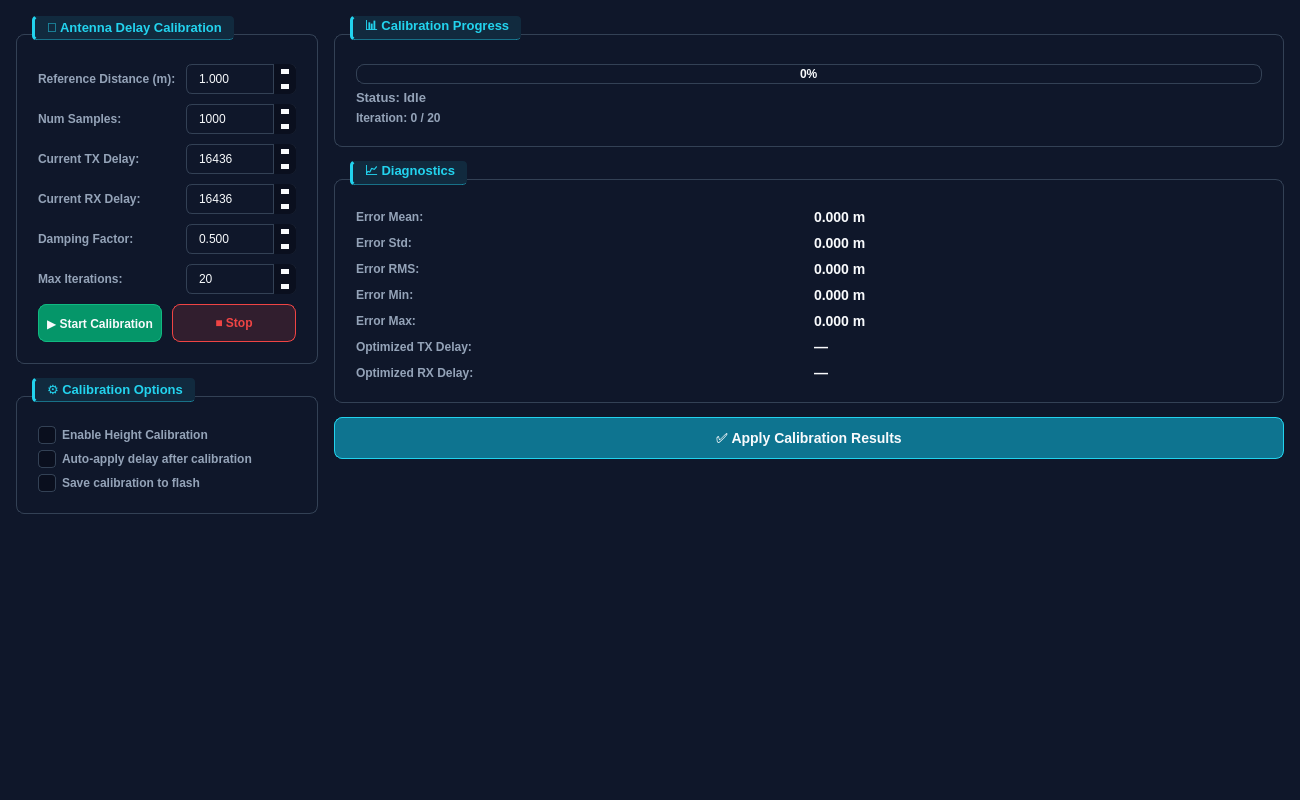
The window that software/uwb_rtls_studio/views/ui/calibration_tab.ui (phuongmt08/uwb-rtls) describes before a commit, drawn with Qt 5.
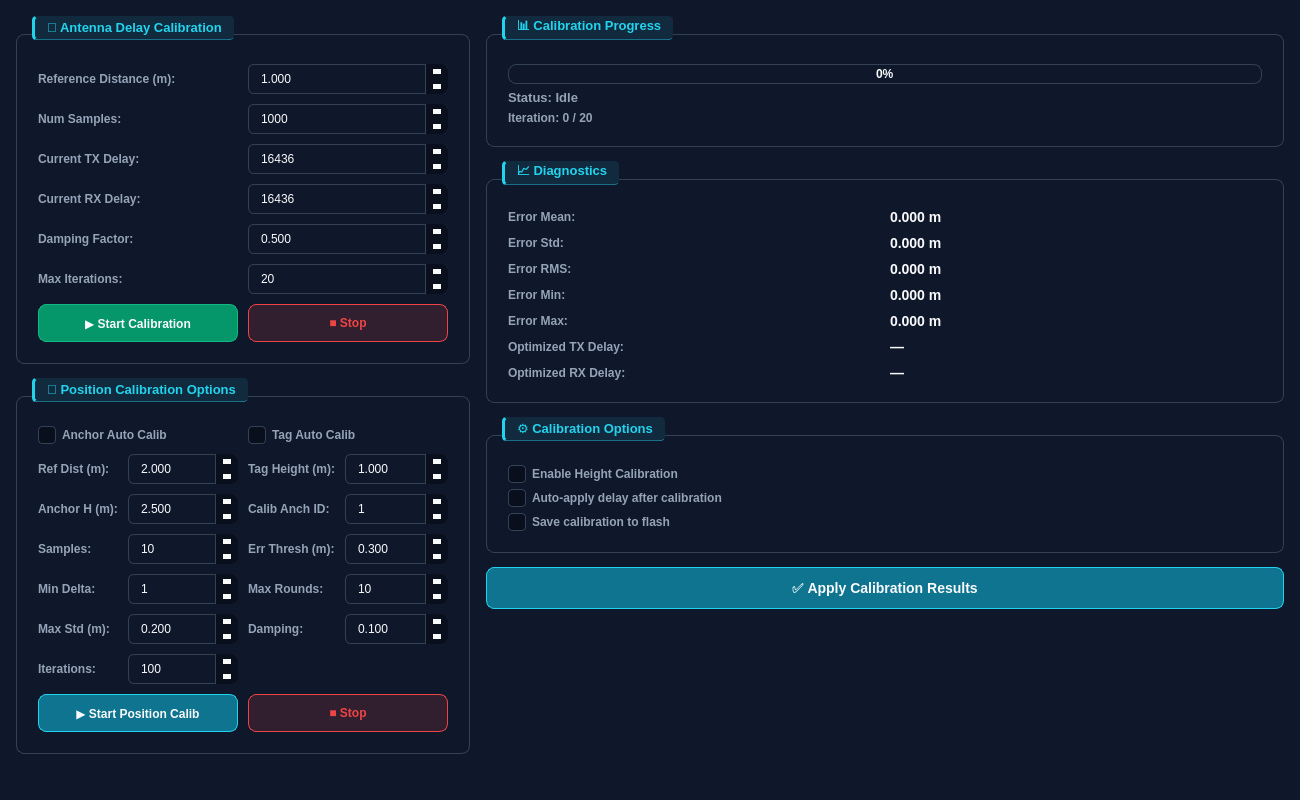
The same window after the commit. Icons and pictures are not drawn.

The edit to the form file:
```diff
--- a/software/uwb_rtls_studio/views/ui/calibration_tab.ui
+++ b/software/uwb_rtls_studio/views/ui/calibration_tab.ui
@@ -223,12 +223,224 @@
          </item>
          <!-- Calibration Options -->
          <item>
-          <widget class="QGroupBox" name="opts_group">
-           <property name="title"><string>⚙ Calibration Options</string></property>
-           <layout class="QVBoxLayout" name="opts_layout">
-            <item><widget class="QCheckBox" name="chk_height"><property name="text"><string>Enable Height Calibration</string></property></widget></item>
-            <item><widget class="QCheckBox" name="chk_auto_apply"><property name="text"><string>Auto-apply delay after calibration</string></property></widget></item>
-            <item><widget class="QCheckBox" name="chk_save_flash"><property name="text"><string>Save calibration to flash</string></property></widget></item>
+          <widget class="QGroupBox" name="pos_calib_group">
+           <property name="title">
+            <string>🔧 Position Calibration Options</string>
+           </property>
+           <layout class="QGridLayout" name="pos_calib_layout">
+            <property name="spacing"><number>10</number></property>
+            <!-- Checkboxes -->
+            <item row="0" column="0" colspan="2">
+             <widget class="QCheckBox" name="chk_enable_anchor_calib">
+              <property name="text"><string>Anchor Auto Calib</string></property>
+              <property name="checked"><bool>true</bool></property>
+             </widget>
+            </item>
+            <item row="0" column="2" colspan="2">
+             <widget class="QCheckBox" name="chk_enable_tag_calib">
+              <property name="text"><string>Tag Auto Calib</string></property>
+              <property name="checked"><bool>true</bool></property>
+             </widget>
+            </item>
+            
+            <!-- Row 1: ref dist, tag height -->
+            <item row="1" column="0">
+             <widget class="QLabel" name="lbl_pos_ref_dist">
+              <property name="styleSheet"><string notr="true">color: #94A3B8; font-weight: bold;</string></property>
+              <property name="text"><string>Ref Dist (m):</string></property>
+             </widget>
+            </item>
+            <item row="1" column="1">
+             <widget class="QDoubleSpinBox" name="pos_ref_dist_spin">
+              <property name="decimals"><number>3</number></property>
+              <property name="minimum"><double>0.0</double></property>
+              <property name="maximum"><double>100.0</double></property>
+              <property name="value"><double>2.0</double></property>
+             </widget>
+            </item>
+            <item row="1" column="2">
+             <widget class="QLabel" name="lbl_pos_tag_height">
+              <property name="styleSheet"><string notr="true">color: #94A3B8; font-weight: bold;</string></property>
+              <property name="text"><string>Tag Height (m):</string></property>
+             </widget>
+            </item>
+            <item row="1" column="3">
+             <widget class="QDoubleSpinBox" name="pos_tag_height_spin">
+              <property name="decimals"><number>3</number></property>
+              <property name="minimum"><double>0.0</double></property>
+              <property name="maximum"><double>50.0</double></property>
+              <property name="value"><double>1.0</double></property>
+             </widget>
+            </item>
+            
+            <!-- Row 2: anchor height, calib anchor ID -->
+            <item row="2" column="0">
+             <widget class="QLabel" name="lbl_pos_anchor_height">
+              <property name="styleSheet"><string notr="true">color: #94A3B8; font-weight: bold;</string></property>
+              <property name="text"><string>Anchor H (m):</string></property>
+             </widget>
+            </item>
+            <item row="2" column="1">
+             <widget class="QDoubleSpinBox" name="pos_anchor_height_spin">
+              <property name="decimals"><number>3</number></property>
+              <property name="minimum"><double>0.0</double></property>
+              <property name="maximum"><double>50.0</double></property>
+              <property name="value"><double>2.5</double></property>
+             </widget>
+            </item>
+            <item row="2" column="2">
+             <widget class="QLabel" name="lbl_pos_calib_anchor">
+              <property name="styleSheet"><string notr="true">color: #94A3B8; font-weight: bold;</string></property>
+              <property name="text"><string>Calib Anch ID:</string></property>
+             </widget>
+            </item>
+            <item row="2" column="3">
+             <widget class="QSpinBox" name="pos_calib_anchor_spin">
+              <property name="minimum"><number>0</number></property>
+              <property name="maximum"><number>255</number></property>
+              <property name="value"><number>1</number></property>
+             </widget>
+            </item>
+            
+            <!-- Row 3: samples, error threshold -->
+            <item row="3" column="0">
+             <widget class="QLabel" name="lbl_pos_samples">
+              <property name="styleSheet"><string notr="true">color: #94A3B8; font-weight: bold;</string></property>
+              <property name="text"><string>Samples:</string></property>
+             </widget>
+            </item>
+            <item row="3" column="1">
+             <widget class="QSpinBox" name="pos_samples_spin">
+              <property name="minimum"><number>1</number></property>
+              <property name="maximum"><number>10000</number></property>
+              <property name="value"><number>10</number></property>
+             </widget>
+            </item>
+            <item row="3" column="2">
+             <widget class="QLabel" name="lbl_pos_err_thresh">
+              <property name="styleSheet"><string notr="true">color: #94A3B8; font-weight: bold;</string></property>
+              <property name="text"><string>Err Thresh (m):</string></property>
+             </widget>
+            </item>
+            <item row="3" column="3">
+             <widget class="QDoubleSpinBox" name="pos_err_thresh_spin">
+              <property name="decimals"><number>3</number></property>
+              <property name="minimum"><double>0.0</double></property>
+              <property name="maximum"><double>10.0</double></property>
+              <property name="value"><double>0.3</double></property>
+             </widget>
+            </item>
+            
+            <!-- Row 4: min delta step, max rounds -->
+            <item row="4" column="0">
+             <widget class="QLabel" name="lbl_pos_min_delta">
+              <property name="styleSheet"><string notr="true">color: #94A3B8; font-weight: bold;</string></property>
+              <property name="text"><string>Min Delta:</string></property>
+             </widget>
+            </item>
+            <item row="4" column="1">
+             <widget class="QSpinBox" name="pos_min_delta_spin">
+              <property name="minimum"><number>1</number></property>
+              <property name="maximum"><number>1000</number></property>
+              <property name="value"><number>1</number></property>
+             </widget>
+            </item>
+            <item row="4" column="2">
+             <widget class="QLabel" name="lbl_pos_max_rounds">
+              <property name="styleSheet"><string notr="true">color: #94A3B8; font-weight: bold;</string></property>
+              <property name="text"><string>Max Rounds:</string></property>
+             </widget>
+            </item>
+            <item row="4" column="3">
+             <widget class="QSpinBox" name="pos_max_rounds_spin">
+              <property name="minimum"><number>1</number></property>
+              <property name="maximum"><number>1000</number></property>
+              <property name="value"><number>10</number></property>
+             </widget>
+            </item>
+            
+            <!-- Row 5: max std, damping -->
+            <item row="5" column="0">
+             <widget class="QLabel" name="lbl_pos_max_std">
+              <property name="styleSheet"><string notr="true">color: #94A3B8; font-weight: bold;</string></property>
+              <property name="text"><string>Max Std (m):</string></property>
+             </widget>
+            </item>
+            <item row="5" column="1">
+             <widget class="QDoubleSpinBox" name="pos_max_std_spin">
+              <property name="decimals"><number>3</number></property>
+              <property name="minimum"><double>0.0</double></property>
+              <property name="maximum"><double>10.0</double></property>
+              <property name="value"><double>0.2</double></property>
+             </widget>
+            </item>
+            <item row="5" column="2">
+             <widget class="QLabel" name="lbl_pos_damping">
+              <property name="styleSheet"><string notr="true">color: #94A3B8; font-weight: bold;</string></property>
+              <property name="text"><string>Damping:</string></property>
+             </widget>
+            </item>
+            <item row="5" column="3">
+             <widget class="QDoubleSpinBox" name="pos_damping_spin">
+              <property name="decimals"><number>3</number></property>
+              <property name="minimum"><double>0.0</double></property>
+              <property name="maximum"><double>1.0</double></property>
+              <property name="value"><double>0.1</double></property>
+             </widget>
+            </item>
+            
+            <!-- Row 6: iterations -->
+            <item row="6" column="0">
+             <widget class="QLabel" name="lbl_pos_iterations">
+              <property name="styleSheet"><string notr="true">color: #94A3B8; font-weight: bold;</string></property>
+              <property name="text"><string>Iterations:</string></property>
+             </widget>
+            </item>
+            <item row="6" column="1">
+             <widget class="QSpinBox" name="pos_iterations_spin">
+              <property name="minimum"><number>1</number></property>
+              <property name="maximum"><number>10000</number></property>
+              <property name="value"><number>100</number></property>
+             </widget>
+            </item>
+            <item row="7" column="0" colspan="4">
+              <layout class="QHBoxLayout" name="pos_calib_btns">
+               <item>
+                <widget class="QPushButton" name="btn_start_pos_calib">
+                 <property name="minimumSize">
+                  <size>
+                   <width>0</width>
+                   <height>38</height>
+                  </size>
+                 </property>
+                 <property name="styleSheet">
+                  <string notr="true">QPushButton { background: #0E7490; color: #F8FAFC; border: 1px solid #22D3EE; border-radius: 8px; font-weight: bold; }
+QPushButton:hover { background: #22D3EE; color: #0F172A; }</string>
+                 </property>
+                 <property name="text">
+                  <string>▶ Start Position Calib</string>
+                 </property>
+                </widget>
+               </item>
+               <item>
+                <widget class="QPushButton" name="btn_stop_pos_calib">
+                 <property name="minimumSize">
+                  <size>
+                   <width>0</width>
+                   <height>38</height>
+                  </size>
+                 </property>
+                 <property name="styleSheet">
+                  <string notr="true">QPushButton { background: rgba(239,68,68,0.15); color: #EF4444; border: 1px solid #EF4444; border-radius: 8px; font-weight: bold; }
+QPushButton:hover { background: #EF4444; color: #F8FAFC; }</string>
+                 </property>
+                 <property name="text">
+                  <string>■ Stop</string>
+                 </property>
+                </widget>
+               </item>
+              </layout>
+             </item>
            </layout>
           </widget>
          </item>
@@ -294,6 +506,17 @@
            </layout>
           </widget>
          </item>
+         <!-- Calibration Options -->
+         <item>
+          <widget class="QGroupBox" name="opts_group">
+           <property name="title"><string>⚙ Calibration Options</string></property>
+           <layout class="QVBoxLayout" name="opts_layout">
+            <item><widget class="QCheckBox" name="chk_height"><property name="text"><string>Enable Height Calibration</string></property></widget></item>
+            <item><widget class="QCheckBox" name="chk_auto_apply"><property name="text"><string>Auto-apply delay after calibration</string></property></widget></item>
+            <item><widget class="QCheckBox" name="chk_save_flash"><property name="text"><string>Save calibration to flash</string></property></widget></item>
+           </layout>
+          </widget>
+         </item>
          <item>
           <widget class="QPushButton" name="btn_apply_calib">
            <property name="minimumSize"><size><width>0</width><height>42</height></size></property>
```
Left out of the diff: 1 changed line with no effect on the pictures.
